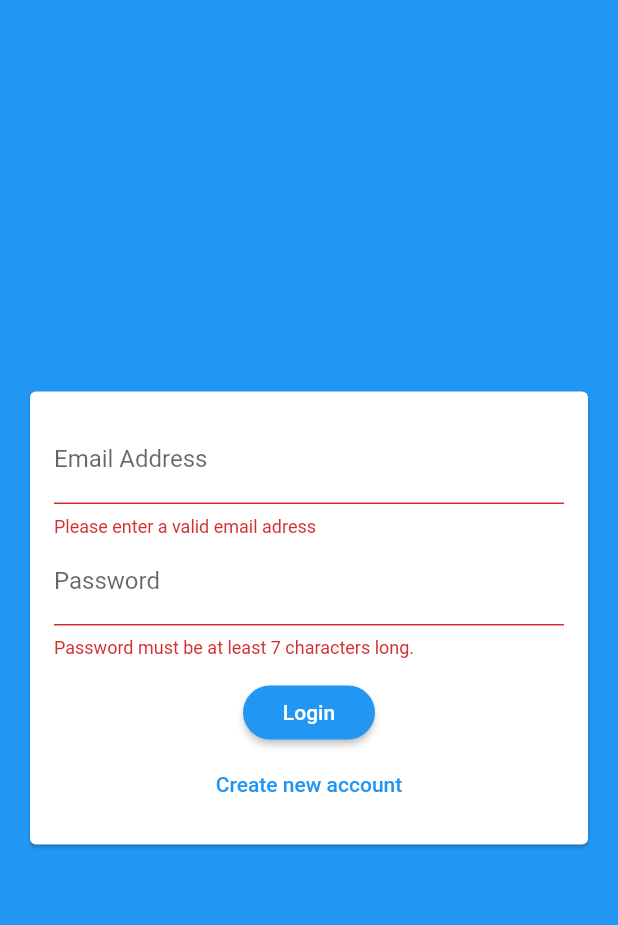
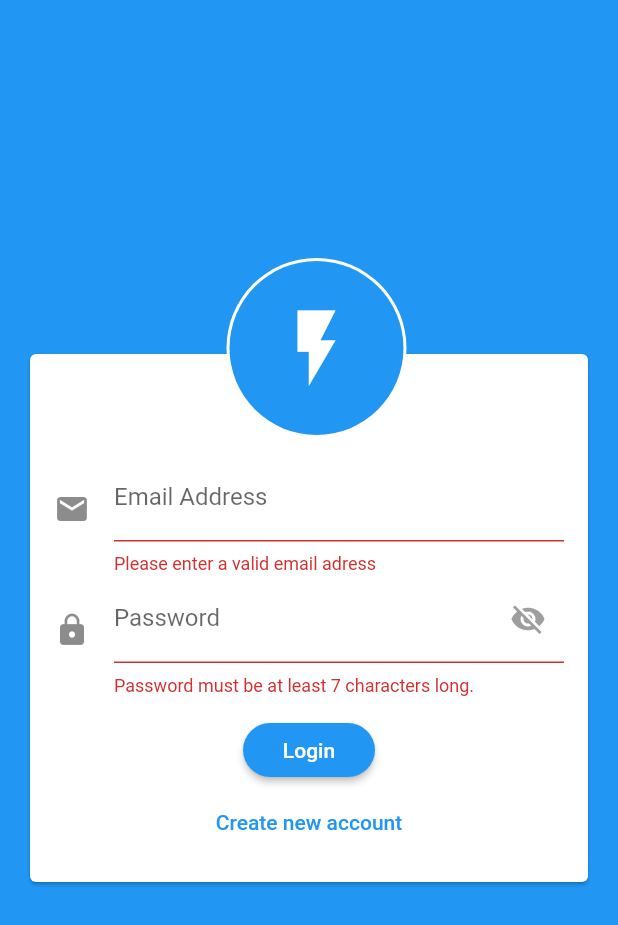
Before and after one commit to Edenik/Flutter_Firebase_Chat_App, a Flutter app: the screen it shows after launch, after a tap on "Login", on a phone screen of 412 x 824 dp. Shown: the top 925 px of the screen. Run offline on Flutter 3.47's test engine with Material 2 defaults, Android fonts, the phone set to English and light mode, and no system bars; our stand-ins replace cloud_firestore, firebase_auth, firebase_messaging, firebase_storage, image_picker; accounts and stored records are empty.

```diff
--- a/lib/main.dart
+++ b/lib/main.dart
@@ -1,7 +1,7 @@
 import 'package:flutter/material.dart';
 import 'package:firebase_auth/firebase_auth.dart';
-import 'package:flutter_firebase_chat_app/screens/splash_screen.dart';
 
+import './screens/splash_screen.dart';
 import './screens/auth_screen.dart';
 import './screens/chat_screen.dart';
 
--- a/lib/screens/auth_screen.dart
+++ b/lib/screens/auth_screen.dart
@@ -2,10 +2,11 @@ import 'dart:io';
 
 import 'package:flutter/material.dart';
 import 'package:flutter/services.dart';
-import '../widgets/auth/auth_form.dart';
 import 'package:firebase_auth/firebase_auth.dart';
 import 'package:cloud_firestore/cloud_firestore.dart';
 import 'package:firebase_storage/firebase_storage.dart';
+
+import '../widgets/auth/auth_form.dart';
 
 class AuthScreen extends StatefulWidget {
   @override
--- a/lib/screens/splash_screen.dart
+++ b/lib/screens/splash_screen.dart
@@ -6,7 +6,14 @@ class SplashScreen extends StatelessWidget {
     return Scaffold(
       backgroundColor: Theme.of(context).primaryColor,
       body: Center(
-        child: Text('Loading...'),
+        child: Column(
+          mainAxisAlignment: MainAxisAlignment.center,
+          crossAxisAlignment: CrossAxisAlignment.center,
+          children: [
+            CircularProgressIndicator(),
+            Text('Loading...'),
+          ],
+        ),
       ),
     );
   }
--- a/lib/widgets/auth/auth_form.dart
+++ b/lib/widgets/auth/auth_form.dart
@@ -27,6 +27,7 @@ class _AuthFormState extends State<AuthForm> {
   var _userName = '';
   var _userPassword = '';
   var _userImageFile;
+  var _passwordVisible = false;
 
   void _pickedImage(File image) {
     setState(() {
@@ -76,7 +77,7 @@ class _AuthFormState extends State<AuthForm> {
               child: Column(
                 mainAxisSize: MainAxisSize.min,
                 children: <Widget>[
-                  if (!_isLogin) UserImagePicker(_pickedImage),
+                  UserImagePicker(_pickedImage, _isLogin),
                   TextFormField(
                     key: ValueKey('email'),
                     autocorrect: false,
@@ -91,6 +92,9 @@ class _AuthFormState extends State<AuthForm> {
                     keyboardType: TextInputType.emailAddress,
                     decoration: InputDecoration(
                       labelText: 'Email Address',
+                      icon: Padding(
+                          padding: const EdgeInsets.only(top: 15.0),
+                          child: const Icon(Icons.email)),
                     ),
                     onSaved: (value) {
                       _userEmail = value;
@@ -108,7 +112,12 @@ class _AuthFormState extends State<AuthForm> {
                         }
                         return null;
                       },
-                      decoration: InputDecoration(labelText: 'Username'),
+                      decoration: InputDecoration(
+                        labelText: 'Username',
+                        icon: Padding(
+                            padding: const EdgeInsets.only(top: 15.0),
+                            child: const Icon(Icons.person)),
+                      ),
                       onSaved: (value) {
                         _userName = value;
                       },
@@ -121,8 +130,25 @@ class _AuthFormState extends State<AuthForm> {
                       }
                       return null;
                     },
-                    decoration: InputDecoration(labelText: 'Password'),
-                    obscureText: true,
+                    decoration: InputDecoration(
+                        suffixIcon: IconButton(
+                          icon: Icon(
+                            _passwordVisible
+                                ? Icons.visibility
+                                : Icons.visibility_off,
+                            color: _passwordVisible ? Colors.blue : Colors.grey,
+                          ),
+                          onPressed: () {
+                            setState(() {
+                              _passwordVisible = !_passwordVisible;
+                            });
+                          },
+                        ),
+                        labelText: 'Password',
+                        icon: Padding(
+                            padding: const EdgeInsets.only(top: 15.0),
+                            child: const Icon(Icons.lock))),
+                    obscureText: !_passwordVisible,
                     onSaved: (value) {
                       _userPassword = value;
                     },
--- a/lib/widgets/chat/messages.dart
+++ b/lib/widgets/chat/messages.dart
@@ -1,7 +1,8 @@
+import 'package:flutter/material.dart';
 import 'package:firebase_auth/firebase_auth.dart';
-import 'package:flutter/material.dart';
 import 'package:cloud_firestore/cloud_firestore.dart';
-import 'package:flutter_firebase_chat_app/widgets/chat/message_bubble.dart';
+
+import 'message_bubble.dart';
 
 class Messages extends StatelessWidget {
   @override
--- a/lib/widgets/chat/new_message.dart
+++ b/lib/widgets/chat/new_message.dart
@@ -1,6 +1,6 @@
-import 'package:firebase_auth/firebase_auth.dart';
 import 'package:flutter/material.dart';
 import 'package:cloud_firestore/cloud_firestore.dart';
+import 'package:firebase_auth/firebase_auth.dart';
 
 class NewMessage extends StatefulWidget {
   @override
--- a/lib/widgets/pickers/user_image_picker.dart
+++ b/lib/widgets/pickers/user_image_picker.dart
@@ -4,8 +4,9 @@ import 'package:flutter/material.dart';
 import 'package:image_picker/image_picker.dart';
 
 class UserImagePicker extends StatefulWidget {
-  UserImagePicker(this.imagePickFn);
+  UserImagePicker(this.imagePickFn, this.isLogin);
   final Function(File pickedImage) imagePickFn;
+  final bool isLogin;
   @override
   _UserImagePickerState createState() => _UserImagePickerState();
 }
@@ -74,6 +75,11 @@ class _UserImagePickerState extends State<UserImagePicker> {
   Widget build(BuildContext context) {
     return Stack(
       children: [
+        if (widget.isLogin == true)
+          Container(
+            height: 50,
+          ),
+        if (widget.isLogin == false)
           Column(
             children: <Widget>[
               SizedBox(
@@ -88,9 +94,16 @@ class _UserImagePickerState extends State<UserImagePicker> {
           ),
         Positioned(
             top: -80,
+            right: widget.isLogin ? 105 : 10,
             child: Container(
               child: CircleAvatar(
                   radius: 60,
+                  child: _pickedImage == null
+                      ? Icon(
+                          widget.isLogin ? Icons.flash_on : Icons.message,
+                          size: 60,
+                        )
+                      : null,
                   backgroundImage:
                       _pickedImage != null ? FileImage(_pickedImage) : null,
                   foregroundColor: Colors.white,
```
Also changed, not shown: lib/screens/chat_screen.dart (+4 -3 lines), 1 other file. Lines whose indentation alone changed are shown as unchanged.
